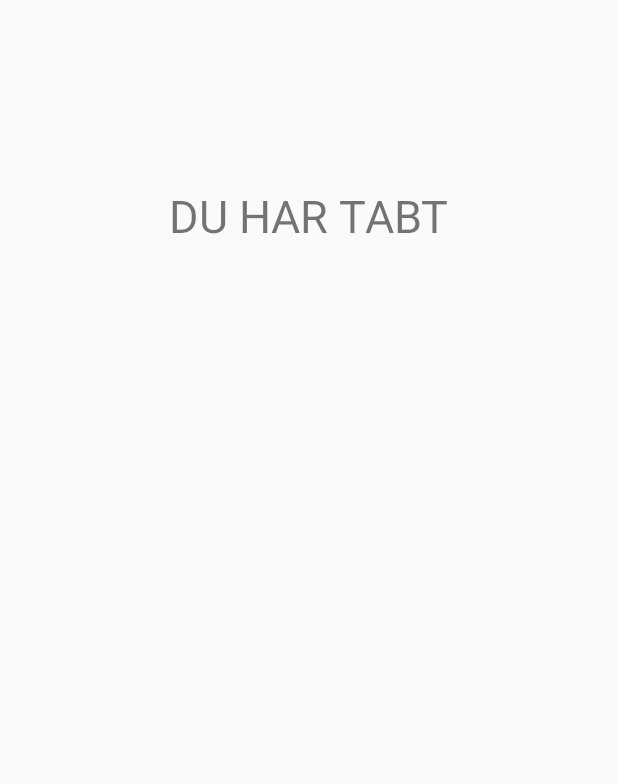
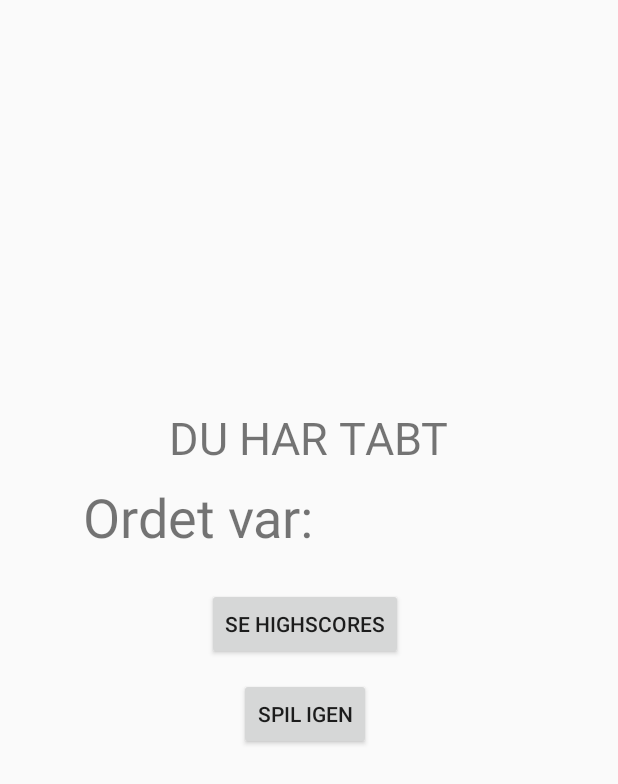
Before and after one commit to theogutt/GalgelegII, an Android app: the layout activity_spil_tabt.xml on its own in the app's theme, with its tools: preview values and no code run, on a phone screen of 412 x 824 dp. Shown: the top 784 px of the screen. Run offline under Robolectric (Android 15) with nearby library versions, the phone set to English and light mode, and no system bars.

Commit message:
vundet og tabt tilføjet

```diff
--- a/app/src/main/java/com/example/galgeleg/SpilActivity.java
+++ b/app/src/main/java/com/example/galgeleg/SpilActivity.java
@@ -63,8 +63,10 @@ public class SpilActivity extends AppCompatActivity {
         submitGæt.setText("gæt");
     }
     private void slut(){
+
             if(galgelogik.erSpilletVundet()){
                 Intent intent = new Intent(this, SpilVundetActivity.class);
+                intent.putExtra("antalForsøg",String.valueOf(galgelogik.getAntalForkerteBogstaver()));
                 startActivity(intent);
                 //resultat.setText("Spillet er vundet");
                 //submitGæt.setText("Spil igen");
@@ -75,6 +77,7 @@ public class SpilActivity extends AppCompatActivity {
             }
             else if(galgelogik.erSpilletTabt()) {
                 Intent intent = new Intent(this, SpilTabtActivity.class);
+                intent.putExtra("rigtigtOrd",galgelogik.getOrdet());
                 startActivity(intent);
                 //resultat.setText("Spillet er tabt");
                 //submitGæt.setText("Spil igen");
--- a/app/src/main/res/layout/activity_spil_tabt.xml
+++ b/app/src/main/res/layout/activity_spil_tabt.xml
@@ -10,10 +10,41 @@
         android:id="@+id/textView2"
         android:layout_width="wrap_content"
         android:layout_height="wrap_content"
-        android:layout_marginTop="123dp"
+        android:layout_marginBottom="8dp"
         android:text="DU HAR TABT"
         android:textSize="30sp"
+        app:layout_constraintBottom_toTopOf="@+id/textView_ordetVar"
         app:layout_constraintEnd_toEndOf="parent"
-        app:layout_constraintStart_toStartOf="parent"
+        app:layout_constraintStart_toStartOf="parent" />
+
+    <TextView
+        android:id="@+id/textView_ordetVar"
+        android:layout_width="wrap_content"
+        android:layout_height="wrap_content"
+        android:layout_marginTop="320dp"
+        android:layout_marginEnd="29dp"
+        android:text="Ordet var:       "
+        android:textSize="36sp"
+        app:layout_constraintEnd_toEndOf="@+id/textView2"
         app:layout_constraintTop_toTopOf="parent" />
+
+    <Button
+        android:id="@+id/button_spil_igen2"
+        android:layout_width="wrap_content"
+        android:layout_height="wrap_content"
+        android:layout_marginStart="21dp"
+        android:layout_marginTop="12dp"
+        android:text="Spil igen"
+        app:layout_constraintStart_toStartOf="@+id/button_se_highscore2"
+        app:layout_constraintTop_toBottomOf="@+id/button_se_highscore2" />
+
+    <Button
+        android:id="@+id/button_se_highscore2"
+        android:layout_width="wrap_content"
+        android:layout_height="wrap_content"
+        android:layout_marginTop="23dp"
+        android:layout_marginEnd="1dp"
+        android:text="se highscores"
+        app:layout_constraintEnd_toEndOf="@+id/textView_ordetVar"
+        app:layout_constraintTop_toBottomOf="@+id/textView_ordetVar" />
 </androidx.constraintlayout.widget.ConstraintLayout>
```
Also changed, not shown: app/src/main/java/com/example/galgeleg/SpilTabtActivity.java (+36 -0 lines), app/src/main/java/com/example/galgeleg/SpilVundetActivity.java (+37 -0 lines), app/src/main/res/layout/activity_spil_vundet.xml (+32 -1 lines).
